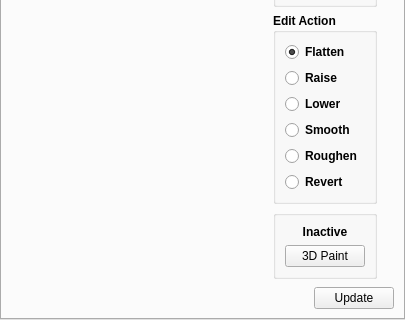
Old version of the form bin/data/ui/environment_editor.ui in the repository realXtend/tundra; both pictures show x 0 to 405 and y 141 to 461 of the 405 by 461 pixel window.
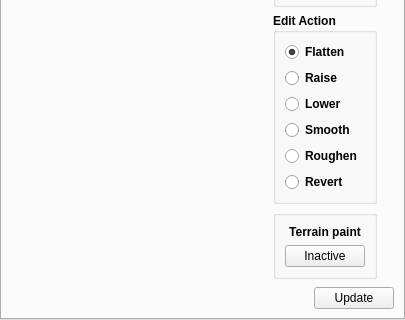
New version of the form.

Commit message: Forgot to include .ui file to previous commit.

What changed in the file:
```diff
--- a/bin/data/ui/environment_editor.ui
+++ b/bin/data/ui/environment_editor.ui
@@ -248,7 +248,7 @@
                         </font>
                        </property>
                        <property name="text">
-                        <string>Inactive</string>
+                        <string>Terrain paint</string>
                        </property>
                        <property name="alignment">
                         <set>Qt::AlignCenter</set>
@@ -258,7 +258,7 @@
                      <item>
                       <widget class="QPushButton" name="paint_terrain_button">
                        <property name="text">
-                        <string>3D Paint</string>
+                        <string>Inactive</string>
                        </property>
                       </widget>
                      </item>
```
Left out of the diff: 2 changed lines with no effect on the pictures.
